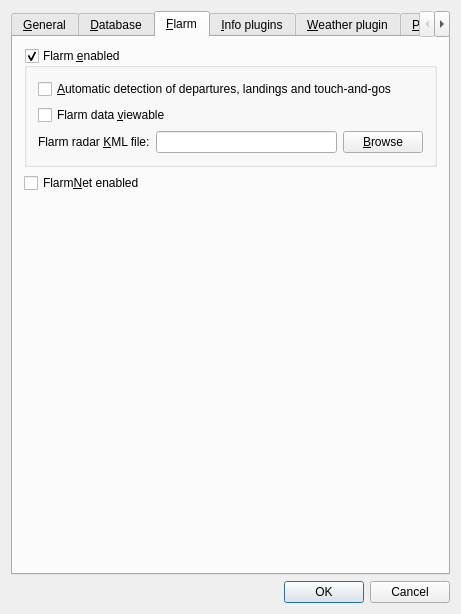
This is src/gui/windows/SettingsWindow.ui in startkladde/startkladde as Qt 5 draws it before an edit. The edited form follows.
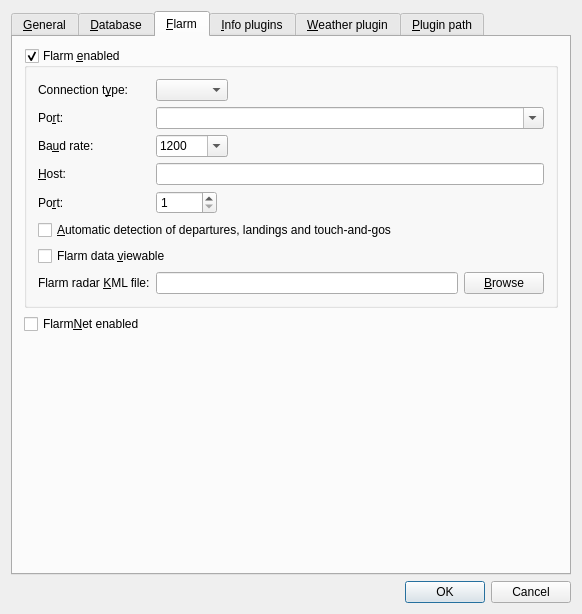
This is the edited form. Custom widgets are drawn as their Qt base class.

Commit message: Add settings for Flarm connection

The edit to the form file:
```diff
--- a/src/gui/windows/SettingsWindow.ui
+++ b/src/gui/windows/SettingsWindow.ui
@@ -6,8 +6,8 @@
    <rect>
     <x>0</x>
     <y>0</y>
-    <width>461</width>
-    <height>528</height>
+    <width>582</width>
+    <height>545</height>
    </rect>
   </property>
   <property name="windowTitle">
@@ -480,7 +480,17 @@
           <bool>true</bool>
          </property>
          <layout class="QGridLayout" name="gridLayout_3">
-          <item row="2" column="1">
+          <item row="5" column="0" colspan="2">
+           <widget class="QCheckBox" name="flarmAutoDeparturesCheckbox">
+            <property name="toolTip">
+             <string>&lt;html&gt;If enabled, data from the connected flarm device will be used to automatically detect departures, landings and touch-and-gos.&lt;/html&gt;</string>
+            </property>
+            <property name="text">
+             <string>&amp;Automatic detection of departures, landings and touch-and-gos</string>
+            </property>
+           </widget>
+          </item>
+          <item row="7" column="1">
            <widget class="QWidget" name="widget_6" native="true">
             <layout class="QHBoxLayout" name="horizontalLayout_4">
              <property name="margin">
@@ -503,17 +513,7 @@
             </layout>
            </widget>
           </item>
-          <item row="0" column="0" colspan="2">
-           <widget class="QCheckBox" name="flarmAutoDeparturesCheckbox">
-            <property name="toolTip">
-             <string>&lt;html&gt;If enabled, data from the connected flarm device will be used to automatically detect departures, landings and touch-and-gos.&lt;/html&gt;</string>
-            </property>
-            <property name="text">
-             <string>&amp;Automatic detection of departures, landings and touch-and-gos</string>
-            </property>
-           </widget>
-          </item>
-          <item row="1" column="0" colspan="2">
+          <item row="6" column="0" colspan="2">
            <widget class="QCheckBox" name="flarmDataViewableCheckbox">
             <property name="toolTip">
              <string>&lt;html&gt;If enabled, the Flarm radar and a list of received planes can be viewed.&lt;/html&gt;</string>
@@ -523,7 +523,7 @@
             </property>
            </widget>
           </item>
-          <item row="2" column="0">
+          <item row="7" column="0">
            <widget class="QLabel" name="label_3">
             <property name="text">
              <string>Flarm radar &amp;KML file:</string>
@@ -533,6 +533,192 @@
             </property>
            </widget>
           </item>
+          <item row="0" column="0">
+           <widget class="QLabel" name="label_5">
+            <property name="text">
+             <string>Connection t&amp;ype:</string>
+            </property>
+            <property name="buddy">
+             <cstring>flarmConnectionTypeInput</cstring>
+            </property>
+           </widget>
+          </item>
+          <item row="2" column="0">
+           <widget class="QLabel" name="label_7">
+            <property name="text">
+             <string>Ba&amp;ud rate:</string>
+            </property>
+            <property name="buddy">
+             <cstring>flarmSerialBaudRateInput</cstring>
+            </property>
+           </widget>
+          </item>
+          <item row="3" column="0">
+           <widget class="QLabel" name="label_8">
+            <property name="text">
+             <string>&amp;Host:</string>
+            </property>
+            <property name="buddy">
+             <cstring>flarmNetworkHostInput</cstring>
+            </property>
+           </widget>
+          </item>
+          <item row="1" column="0">
+           <widget class="QLabel" name="label_6">
+            <property name="text">
+             <string>Po&amp;rt:</string>
+            </property>
+            <property name="buddy">
+             <cstring>flarmSerialPortInput</cstring>
+            </property>
+           </widget>
+          </item>
+          <item row="4" column="0">
+           <widget class="QLabel" name="label_9">
+            <property name="text">
+             <string>Po&amp;rt:</string>
+            </property>
+            <property name="buddy">
+             <cstring>flarmNetworkPortInput</cstring>
+            </property>
+           </widget>
+          </item>
+          <item row="0" column="1">
+           <widget class="QWidget" name="widget_7" native="true">
+            <layout class="QHBoxLayout" name="horizontalLayout_7">
+             <property name="margin">
+              <number>0</number>
+             </property>
+             <item>
+              <widget class="QComboBox" name="flarmConnectionTypeInput"/>
+             </item>
+             <item>
+              <spacer name="horizontalSpacer_7">
+               <property name="orientation">
+                <enum>Qt::Horizontal</enum>
+               </property>
+               <property name="sizeHint" stdset="0">
+                <size>
+                 <width>58</width>
+                 <height>20</height>
+                </size>
+               </property>
+              </spacer>
+             </item>
+            </layout>
+           </widget>
+          </item>
+          <item row="2" column="1">
+           <widget class="QWidget" name="widget_8" native="true">
+            <layout class="QHBoxLayout" name="horizontalLayout_8">
+             <property name="margin">
+              <number>0</number>
+             </property>
+             <item>
+              <widget class="QComboBox" name="flarmSerialBaudRateInput">
+               <property name="editable">
+                <bool>true</bool>
+               </property>
+               <item>
+                <property name="text">
+                 <string>1200</string>
+                </property>
+               </item>
+               <item>
+                <property name="text">
+                 <string>2400</string>
+                </property>
+               </item>
+               <item>
+                <property name="text">
+                 <string>4800</string>
+                </property>
+               </item>
+               <item>
+                <property name="text">
+                 <string>9600</string>
+                </property>
+               </item>
+               <item>
+                <property name="text">
+                 <string>19200</string>
+                </property>
+               </item>
+               <item>
+                <property name="text">
+                 <string>38400</string>
+                </property>
+               </item>
+               <item>
+                <property name="text">
+                 <string>57600</string>
+                </property>
+               </item>
+               <item>
+                <property name="text">
+                 <string>115200</string>
+                </property>
+               </item>
+              </widget>
+             </item>
+             <item>
+              <spacer name="horizontalSpacer_8">
+               <property name="orientation">
+                <enum>Qt::Horizontal</enum>
+               </property>
+               <property name="sizeHint" stdset="0">
+                <size>
+                 <width>58</width>
+                 <height>20</height>
+                </size>
+               </property>
+              </spacer>
+             </item>
+            </layout>
+           </widget>
+          </item>
+          <item row="3" column="1">
+           <widget class="QLineEdit" name="flarmNetworkHostInput"/>
+          </item>
+          <item row="4" column="1">
+           <widget class="QWidget" name="widget_9" native="true">
+            <layout class="QHBoxLayout" name="horizontalLayout_9">
+             <property name="margin">
+              <number>0</number>
+             </property>
+             <item>
+              <widget class="QSpinBox" name="flarmNetworkPortInput">
+               <property name="minimum">
+                <number>1</number>
+               </property>
+               <property name="maximum">
+                <number>65535</number>
+               </property>
+              </widget>
+             </item>
+             <item>
+              <spacer name="horizontalSpacer_9">
+               <property name="orientation">
+                <enum>Qt::Horizontal</enum>
+               </property>
+               <property name="sizeHint" stdset="0">
+                <size>
+                 <width>58</width>
+                 <height>20</height>
+                </size>
+               </property>
+              </spacer>
+             </item>
+            </layout>
+           </widget>
+          </item>
+          <item row="1" column="1">
+           <widget class="QComboBox" name="flarmSerialPortInput">
+            <property name="editable">
+             <bool>true</bool>
+            </property>
+           </widget>
+          </item>
          </layout>
         </widget>
        </item>
```
Left out of the diff: 27 changed lines with no effect on the pictures. The commit also changes 3 other files.
